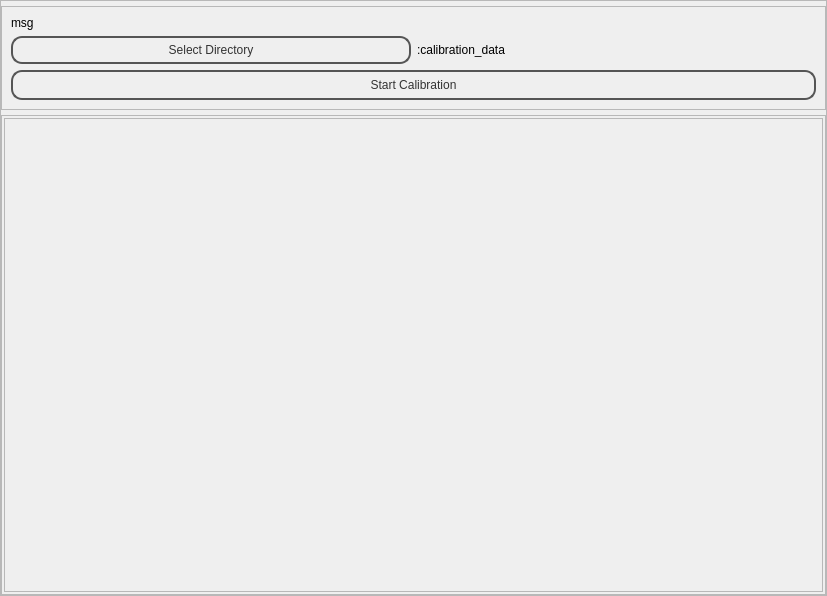
Old version of the form SEEL/templates/calibrator.ui in the repository jithinbp/SEELablet.
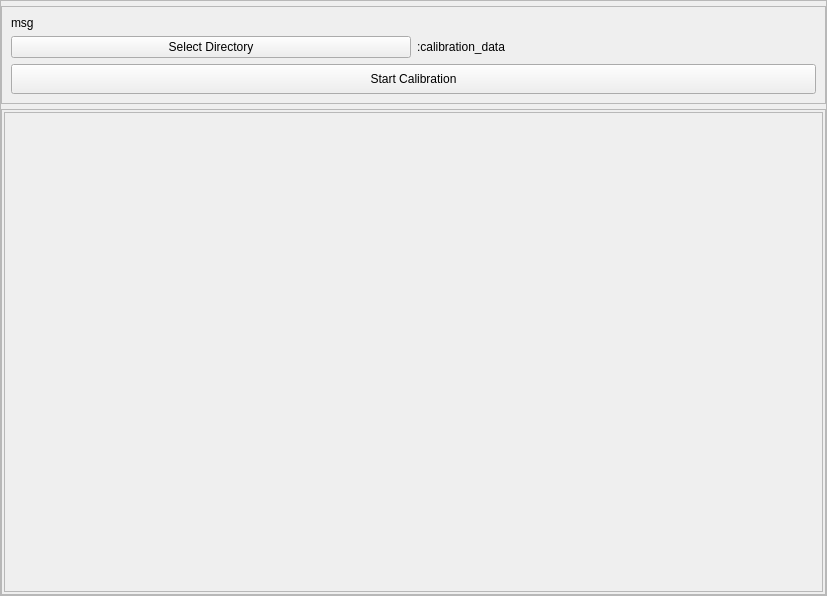
New version of the form.

What changed in the file:
```diff
--- a/SEEL/templates/calibrator.ui
+++ b/SEEL/templates/calibrator.ui
@@ -13,49 +13,6 @@
   <property name="windowTitle">
    <string>MainWindow</string>
   </property>
-  <property name="styleSheet">
-   <string notr="true">QPushButton {
-color: #333;
-border: 2px solid #555;
-border-radius: 11px;
-padding: 5px;
-background: qradialgradient(cx: 0.3, cy: -0.4,
-fx: 0.3, fy: -0.4,
-radius: 1.35, stop: 0 #fff, stop: 1 #888);
-min-width: 80px;
-}
-
-QPushButton:pressed {
-background: qradialgradient(cx: 0.4, cy: -0.1,
-fx: 0.4, fy: -0.1,
-radius: 1.35, stop: 0 #fff, stop: 1 #ddd);
-}
-
-QFrame.PeripheralCollection{
-border-top-left-radius: 5px;
-border-top-right-radius: 5px;
-border: 1px solid black;
-background: qlineargradient(x1: 0, y1: 0, x2: 0, y2: 1,
-stop: 0 #6af, stop: 0.1 #689);
-}
-QFrame.PeripheralCollection QLabel {
-color: white;
-font-weight: bold;
-}
-
-QFrame.PeripheralCollectionInner {
-background: qlineargradient(x1: 0, y1: 0, x2: 0, y2: 1,
-stop: 0 #abe, stop: 0.7 #aba);
-border: none;
-border-top: 1px solid black;
-}
-
-QFrame.PeripheralCollectionInner QLabel{
-color: black;
-}
-
-</string>
-  </property>
   <widget class="QWidget" name="centralwidget">
    <layout class="QGridLayout" name="gridLayout_3">
     <property name="margin">
```
